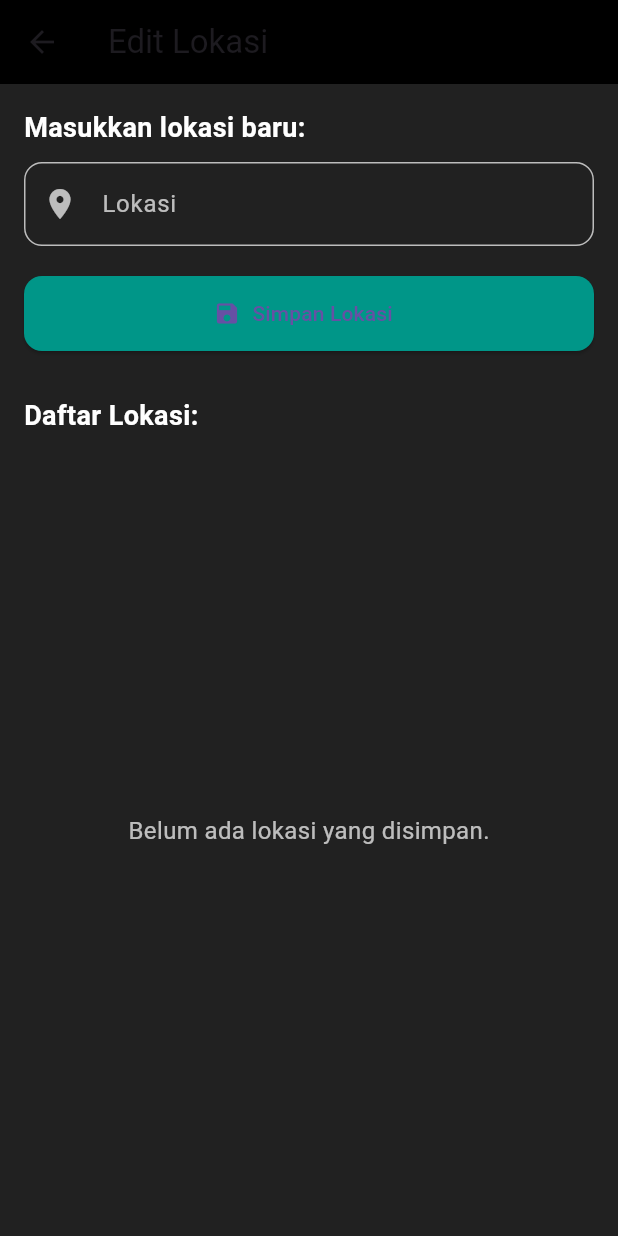
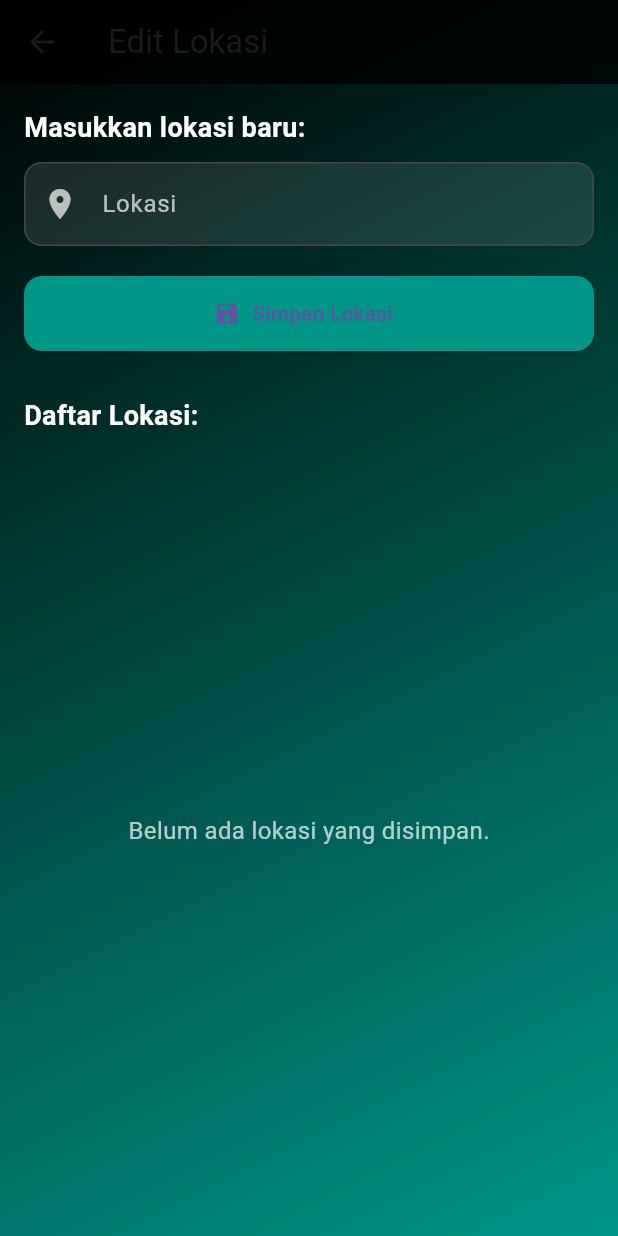
Before and after one commit to robby-saputra/Sky-King, a Flutter app: the EditLokasiPage screen opened directly, on a phone screen of 412 x 824 dp. Run offline on Flutter 3.47's test engine with Material 3 defaults, Android fonts, the light colour scheme and no system bars; our stand-ins replace geolocator, google_fonts; network calls fail.

Commit message:
perbaikan edit lokasi tampilan

```diff
--- a/lib/edit_lokasi_page.dart
+++ b/lib/edit_lokasi_page.dart
@@ -1,5 +1,5 @@
 import 'package:flutter/material.dart';
-import 'dart:convert'; // Untuk mengolah JSON
+import 'dart:convert';
 import 'package:http/http.dart' as http;
 
 class EditLokasiPage extends StatefulWidget {
@@ -18,13 +18,12 @@ class _EditLokasiPageState extends State<EditLokasiPage> {
   }
 
   Future<String> _fetchWeather(String location) async {
-    const apiKey = '164f982fe0ad2c869d4073bf3c020895'; // Ganti dengan API key Anda
+    const apiKey = '164f982fe0ad2c869d4073bf3c020895';
     final url =
         'https://api.openweathermap.org/data/2.5/weather?q=$location&appid=$apiKey&units=metric&lang=id';
 
     try {
       final response = await http.get(Uri.parse(url));
-
       if (response.statusCode == 200) {
         final data = jsonDecode(response.body);
         final temperature = data['main']['temp'];
@@ -40,7 +39,6 @@ class _EditLokasiPageState extends State<EditLokasiPage> {
 
   void _saveLocation() async {
     final newLocation = _locationController.text.trim();
-
     if (newLocation.isNotEmpty) {
       showDialog(
         context: context,
@@ -49,7 +47,6 @@ class _EditLokasiPageState extends State<EditLokasiPage> {
       );
 
       final weatherInfo = await _fetchWeather(newLocation);
-
       Navigator.pop(context);
 
       if (weatherInfo.contains('Kesalahan') || weatherInfo.contains('Lokasi tidak ditemukan')) {
@@ -113,10 +110,19 @@ class _EditLokasiPageState extends State<EditLokasiPage> {
   @override
   Widget build(BuildContext context) {
     return Scaffold(
-      backgroundColor: Colors.grey[900],
+      body: Container(
+        decoration: BoxDecoration(
+          gradient: LinearGradient(
+            colors: [Colors.black, Colors.teal],
+            begin: Alignment.topLeft,
+            end: Alignment.bottomRight,
+          ),
+        ),
+        child: Scaffold(
+          backgroundColor: Colors.transparent,
           appBar: AppBar(
             title: Text('Edit Lokasi'),
-        backgroundColor: Colors.black,
+            backgroundColor: Colors.black.withOpacity(0.8),
             elevation: 0,
           ),
           body: Padding(
@@ -124,7 +130,6 @@ class _EditLokasiPageState extends State<EditLokasiPage> {
             child: Column(
               crossAxisAlignment: CrossAxisAlignment.start,
               children: [
-            // Input lokasi
                 Text(
                   'Masukkan lokasi baru:',
                   style: TextStyle(fontSize: 18, fontWeight: FontWeight.bold, color: Colors.white),
@@ -136,11 +141,9 @@ class _EditLokasiPageState extends State<EditLokasiPage> {
                   decoration: InputDecoration(
                     labelText: 'Lokasi',
                     labelStyle: TextStyle(color: Colors.white70),
+                    filled: true,
+                    fillColor: Colors.white10,
                     border: OutlineInputBorder(borderRadius: BorderRadius.circular(12)),
-                enabledBorder: OutlineInputBorder(
-                  borderSide: BorderSide(color: Colors.white70),
-                  borderRadius: BorderRadius.circular(12),
-                ),
                     prefixIcon: Icon(Icons.location_on, color: Colors.white70),
                   ),
                 ),
@@ -156,7 +159,6 @@ class _EditLokasiPageState extends State<EditLokasiPage> {
                   ),
                 ),
                 SizedBox(height: 30),
-            // Daftar lokasi
                 Text(
                   'Daftar Lokasi:',
                   style: TextStyle(fontSize: 18, fontWeight: FontWeight.bold, color: Colors.white),
@@ -175,9 +177,8 @@ class _EditLokasiPageState extends State<EditLokasiPage> {
                     itemBuilder: (context, index) {
                       final location = _savedLocations[index]['location'];
                       final weather = _savedLocations[index]['weather'];
-
                       return Card(
-                    color: Colors.grey[800],
+                        color: Colors.white.withOpacity(0.1),
                         shape: RoundedRectangleBorder(
                           borderRadius: BorderRadius.circular(12),
                         ),
@@ -201,6 +202,8 @@ class _EditLokasiPageState extends State<EditLokasiPage> {
               ],
             ),
           ),
+        ),
+      ),
     );
   }
 }
```
Lines whose indentation alone changed are shown as unchanged.
